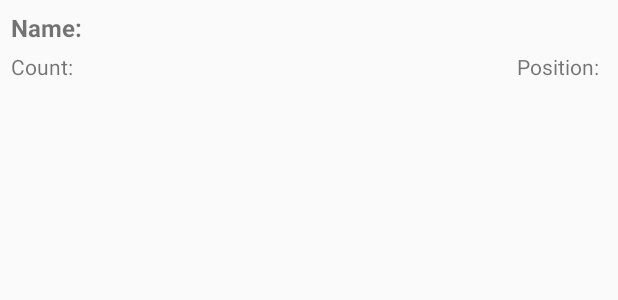
After one commit to alphonzo79/LessonsLearned, an Android app: the layout cursor_list_cell.xml on its own in the app's theme, with its tools: preview values and no code run, on a phone screen of 412 x 824 dp. The commit adds this screen. Shown: the top 300 px of the screen. Run offline under Robolectric (Android 15) with nearby library versions, the phone set to English and light mode, and no system bars.

Commit message:
CursorLoader example complete

```diff
--- a/LessonsLearnedExamples/app/build.gradle
+++ b/LessonsLearnedExamples/app/build.gradle
@@ -49,4 +49,5 @@ android {
 dependencies {
     compile fileTree(dir: 'libs', include: ['*.jar'])
     compile 'com.android.support:appcompat-v7:21.0.3'
+    compile 'com.google.code.gson:gson:2.2.4'
 }
--- a/LessonsLearnedExamples/app/src/main/AndroidManifest.xml
+++ b/LessonsLearnedExamples/app/src/main/AndroidManifest.xml
@@ -19,6 +19,7 @@
 
         <activity android:name=".sql_performance.SqlPerformanceActivity" />
         <activity android:name=".color_filter.ColorFilterActivity" />
+        <activity android:name=".cursor_loader.CursorLoaderActivity" />
     </application>
 
 </manifest>
--- /dev/null
+++ b/LessonsLearnedExamples/app/src/main/res/layout/cursor_list_cell.xml
@@ -0,0 +1,70 @@
+<?xml version="1.0" encoding="utf-8"?>
+<RelativeLayout xmlns:android="http://schemas.android.com/apk/res/android"
+    android:layout_width="match_parent"
+    android:layout_height="match_parent"
+    android:padding="7dp">
+
+    <TextView
+        android:id="@+id/name_label"
+        android:layout_width="wrap_content"
+        android:layout_height="wrap_content"
+        android:textSize="16sp"
+        android:textStyle="bold"
+        android:text="@string/name_label" />
+
+    <TextView
+        android:id="@+id/name_value"
+        android:layout_width="wrap_content"
+        android:layout_height="wrap_content"
+        android:layout_toEndOf="@id/name_label"
+        android:layout_toRightOf="@id/name_label"
+        android:layout_marginStart="5dp"
+        android:layout_marginLeft="5dp"
+        android:textSize="16sp"
+        android:textStyle="bold" />
+
+    <TextView
+        android:id="@+id/count_label"
+        android:layout_width="wrap_content"
+        android:layout_height="wrap_content"
+        android:layout_marginTop="5dp"
+        android:layout_below="@id/name_label"
+        android:textSize="14sp"
+        android:text="@string/count_label" />
+
+    <TextView
+        android:id="@+id/count_value"
+        android:layout_width="wrap_content"
+        android:layout_height="wrap_content"
+        android:layout_below="@id/name_label"
+        android:layout_toEndOf="@id/count_label"
+        android:layout_toRightOf="@id/count_label"
+        android:layout_marginTop="5dp"
+        android:layout_marginStart="5dp"
+        android:layout_marginLeft="5dp"
+        android:textSize="14sp"/>
+
+    <TextView
+        android:id="@+id/position_value"
+        android:layout_width="wrap_content"
+        android:layout_height="wrap_content"
+        android:layout_below="@id/name_label"
+        android:layout_alignParentEnd="true"
+        android:layout_alignParentRight="true"
+        android:layout_marginTop="5dp"
+        android:textSize="14sp"/>
+
+    <TextView
+        android:id="@+id/position_label"
+        android:layout_width="wrap_content"
+        android:layout_height="wrap_content"
+        android:layout_marginTop="5dp"
+        android:layout_marginRight="5dp"
+        android:layout_marginEnd="5dp"
+        android:layout_below="@id/name_label"
+        android:layout_toLeftOf="@id/position_value"
+        android:layout_toStartOf="@id/position_value"
+        android:textSize="14sp"
+        android:text="@string/position_label" />
+
+</RelativeLayout>
--- a/LessonsLearnedExamples/app/src/main/res/values/strings.xml
+++ b/LessonsLearnedExamples/app/src/main/res/values/strings.xml
@@ -20,5 +20,10 @@
     <string name="color_filter_button">Color Filter Example</string>
     <string name="ok">Ok</string>
     <string name="build_type_button">What\'s my build type?</string>
+    <string name="cursor_loader_button">Cursor Loader Example</string>
+    <string name="empty_list">Nothing here, Homie!</string>
+    <string name="name_label">Name:</string>
+    <string name="count_label">Count:</string>
+    <string name="position_label">Position:</string>
 
 </resources>
```
Also changed, not shown: LessonsLearnedExamples/app/src/main/java/rowley/lessonslearnedexamples/MainActivityParent.java (+8 -0 lines), LessonsLearnedExamples/app/src/main/java/rowley/lessonslearnedexamples/cursor_loader/CursorExampleListCell.java (added, +40 -0 lines), LessonsLearnedExamples/app/src/main/java/rowley/lessonslearnedexamples/cursor_loader/CursorLoaderActivity.java (+47 -0 lines), LessonsLearnedExamples/app/src/main/java/rowley/lessonslearnedexamples/cursor_loader/ExampleCursorAdapter.java (added, +33 -0 lines), LessonsLearnedExamples/app/src/main/java/rowley/lessonslearnedexamples/cursor_loader/ExampleCursorLoader.java (added, +80 -0 lines), LessonsLearnedExamples/app/src/main/java/rowley/lessonslearnedexamples/cursor_loader/ExampleJsonCursorConstants.java (added, +12 -0 lines), LessonsLearnedExamples/app/src/main/java/rowley/lessonslearnedexamples/cursor_loader/JsonCursor.java (added, +83 -0 lines), LessonsLearnedExamples/app/src/main/res/layout/activity_cursor_adapter.xml (added, +19 -0 lines), LessonsLearnedExamples/app/src/main/res/layout/merge_activity_main.xml (+7 -0 lines), LessonsLearnedExamples/app/src/main/res/raw/sample_json.json (renamed from LessonsLearnedExamples/app/src/main/assets/sampleJson.json).
